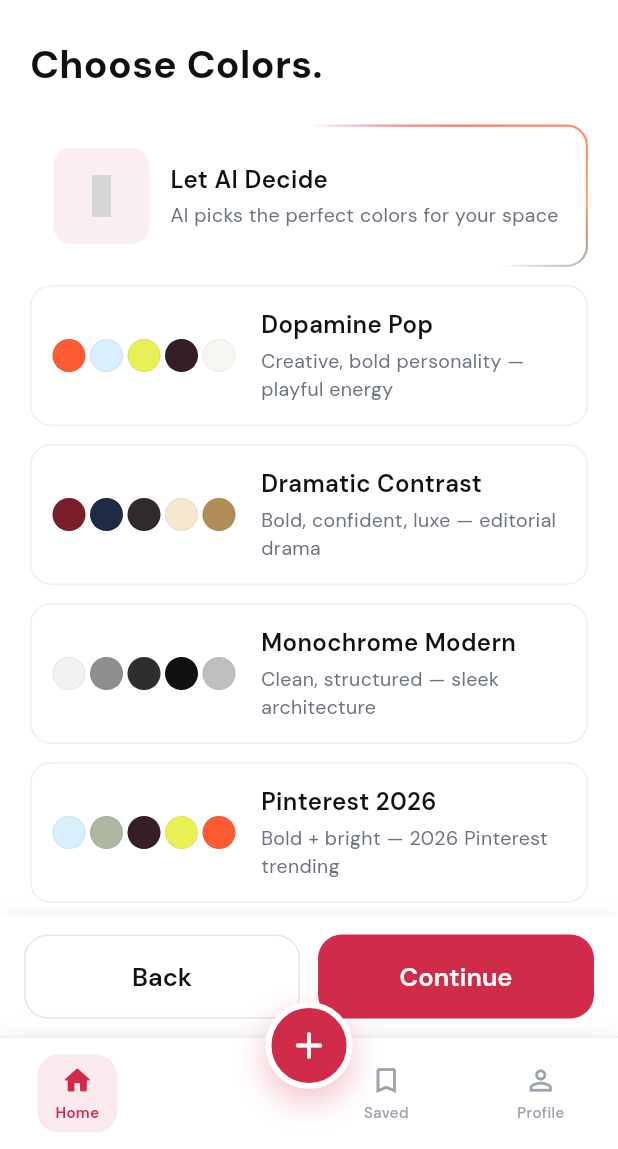
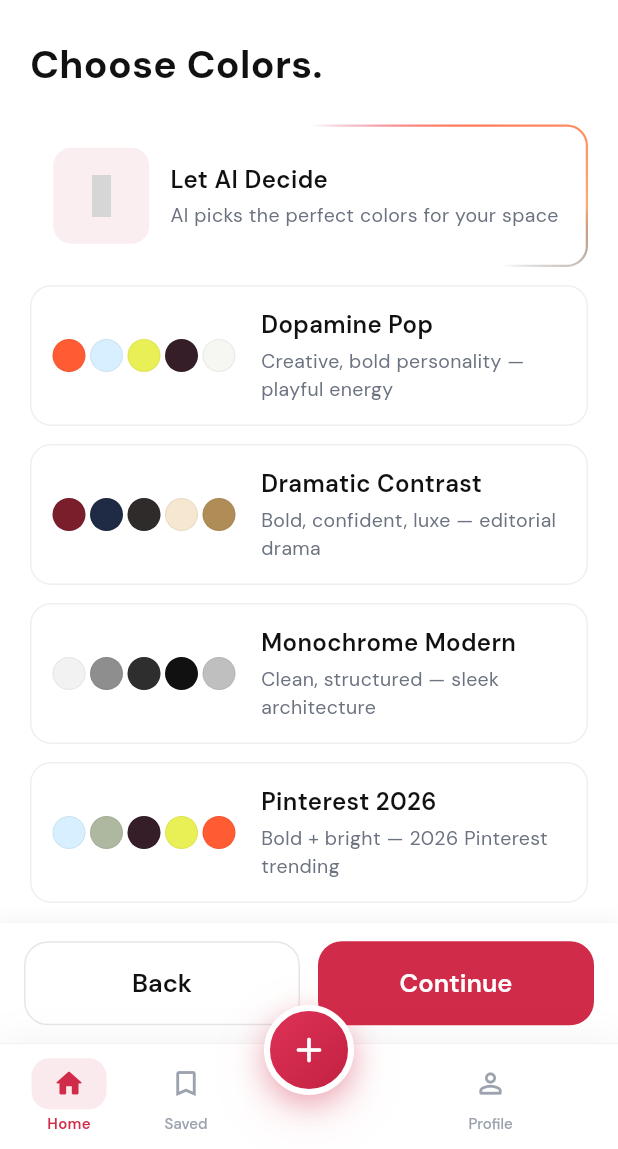
Before and after one commit to Alyfish/spacestest-v0-mvp, a Flutter app: the ColorPaletteSelectionScreen screen opened directly, on a phone screen of 412 x 824 dp, the part 87-1236 px from its top. Run offline on Flutter 3.47's test engine with Material 3 defaults, Android fonts, the phone set to English and light mode, and no system bars; our stand-ins replace firebase_analytics, firebase_core, firebase_crashlytics, firebase_messaging, flutter_secure_storage, google_fonts and 8 more; missing offline and left inert: purchases_flutter, purchases_ui_flutter; accounts and stored records are empty; generated files the repository leaves out were written again; network calls fail; grey boxes are pictures that could not be loaded.

Commit message:
fix: delete account crash, crisp logo, refined nav bar
- Wrap sb.auth.admin.delete_user in try-except so delete-account
  endpoint no longer returns 500 on auth service errors
- Replace blurry logo.png with text "Spaces." (red dot accent)
- Redesign bottom nav: centered floating CTA, Home/Saved left,
  Profile right, gradient FAB with layered shadows
- Add .dart-defines.* to gitignore (contains API keys)

Co-Authored-By: Claude Opus 4.6 <noreply@anthropic.com>

```diff
--- a/ios-frontend/lib/screens/home_screen.dart
+++ b/ios-frontend/lib/screens/home_screen.dart
@@ -280,8 +280,24 @@ class _HomeScreenState extends State<HomeScreen> {
       padding: const EdgeInsets.fromLTRB(20, 16, 20, 0),
       child: Row(
         children: [
-          // Spaces. logo
-          Image.asset('assets/logo/logo.png', height: 32),
+          Text(
+            'Spaces',
+            style: AppTheme.dmSans(
+              fontSize: 24,
+              fontWeight: FontWeight.w700,
+              color: AppTheme.textPrimary,
+              letterSpacing: -0.5,
+            ),
+          ),
+          Text(
+            '.',
+            style: AppTheme.dmSans(
+              fontSize: 24,
+              fontWeight: FontWeight.w700,
+              color: AppTheme.primaryColor,
+              letterSpacing: -0.5,
+            ),
+          ),
         ],
       ),
     );
--- a/ios-frontend/lib/widgets/app_bottom_nav_bar.dart
+++ b/ios-frontend/lib/widgets/app_bottom_nav_bar.dart
@@ -1,11 +1,12 @@
 import 'package:flutter/material.dart';
 import '../theme.dart';
 
-/// Reusable bottom navigation with center quick-action CTA.
-/// - Home (index 0)
-/// - Plus CTA (center)
-/// - Saved (index 1)
-/// - Profile (index 2)
+/// Refined bottom navigation with center floating CTA.
+///
+/// Layout: [Home] [Saved]  (+)  [Profile]
+///
+/// The CTA button floats above the bar as the primary action.
+/// Nav items are distributed with the CTA as the visual anchor.
 class AppBottomNavBar extends StatelessWidget {
   final int selectedIndex;
   final Function(int) onItemTapped;
@@ -24,89 +25,112 @@ class AppBottomNavBar extends StatelessWidget {
       decoration: BoxDecoration(
         color: AppTheme.surfaceColor,
         border: const Border(
-          top: BorderSide(
-            color: AppTheme.dividerColor,
-            width: 1,
-          ),
+          top: BorderSide(color: AppTheme.dividerColor, width: 0.5),
         ),
         boxShadow: [
           BoxShadow(
-            color: Colors.black.withValues(alpha: 0.06),
-            blurRadius: 12,
-            offset: const Offset(0, -2),
+            color: Colors.black.withValues(alpha: 0.04),
+            blurRadius: 20,
+            offset: const Offset(0, -4),
           ),
         ],
       ),
       child: SafeArea(
         top: false,
         child: SizedBox(
-          height: 74,
+          height: 70,
           child: Stack(
             clipBehavior: Clip.none,
-            alignment: Alignment.topCenter,
             children: [
+              // Nav items row — symmetric around center
               Row(
                 children: [
+                  // Left side: Home + Saved
                   Expanded(
-                    child: _buildNavItem(
+                    child: Row(
+                      mainAxisAlignment: MainAxisAlignment.spaceEvenly,
+                      children: [
+                        _buildNavItem(
                           context: context,
                           index: 0,
                           icon: Icons.home_outlined,
                           selectedIcon: Icons.home_rounded,
                           label: 'Home',
                         ),
-                  ),
-                  const Expanded(child: SizedBox()),
-                  Expanded(
-                    child: _buildNavItem(
+                        _buildNavItem(
                           context: context,
                           index: 1,
                           icon: Icons.bookmark_outline,
-                      selectedIcon: Icons.bookmark,
+                          selectedIcon: Icons.bookmark_rounded,
                           label: 'Saved',
                         ),
+                      ],
                     ),
+                  ),
+                  // Center gap for FAB
+                  const SizedBox(width: 72),
+                  // Right side: Profile
                   Expanded(
-                    child: _buildNavItem(
+                    child: Row(
+                      mainAxisAlignment: MainAxisAlignment.spaceEvenly,
+                      children: [
+                        _buildNavItem(
                           context: context,
                           index: 2,
-                      icon: Icons.person_outline,
-                      selectedIcon: Icons.person,
+                          icon: Icons.person_outline_rounded,
+                          selectedIcon: Icons.person_rounded,
                           label: 'Profile',
+                        ),
+                      ],
                     ),
                   ),
                 ],
               ),
+              // Center CTA — floating above the bar
               Positioned(
-                top: -24,
+                top: -26,
+                left: 0,
+                right: 0,
+                child: Center(
                   child: GestureDetector(
-                  onTap: () {
-                    if (onFabPressed != null) {
-                      onFabPressed!();
-                    } else {
-                      onItemTapped(2);
-                    }
-                  },
-                  child: AnimatedContainer(
-                    duration: const Duration(milliseconds: 160),
-                    width: 58,
-                    height: 58,
+                    onTap: onFabPressed ?? () => onItemTapped(0),
+                    child: Container(
+                      width: 60,
+                      height: 60,
                       decoration: BoxDecoration(
-                      color: AppTheme.primaryColor,
+                        gradient: const LinearGradient(
+                          begin: Alignment.topLeft,
+                          end: Alignment.bottomRight,
+                          colors: [
+                            Color(0xFFE03358),
+                            Color(0xFFC02040),
+                          ],
+                        ),
                         shape: BoxShape.circle,
-                      border: Border.all(color: Colors.white, width: 4),
+                        border: Border.all(
+                          color: Colors.white,
+                          width: 4,
+                        ),
                         boxShadow: [
                           BoxShadow(
-                          color: AppTheme.primaryColor.withValues(alpha: 0.30),
-                          blurRadius: 18,
-                          offset: const Offset(0, 8),
+                            color: AppTheme.primaryColor.withValues(alpha: 0.35),
+                            blurRadius: 16,
+                            spreadRadius: 0,
+                            offset: const Offset(0, 6),
+                          ),
+                          BoxShadow(
+                            color: AppTheme.primaryColor.withValues(alpha: 0.12),
+                            blurRadius: 32,
+                            spreadRadius: 0,
+                            offset: const Offset(0, 12),
                           ),
                         ],
                       ),
                       child: const Icon(
                         Icons.add_rounded,
                         color: Colors.white,
-                      size: 30,
+                        size: 28,
+                      ),
                     ),
                   ),
                 ),
@@ -127,42 +151,47 @@ class AppBottomNavBar extends StatelessWidget {
   }) {
     final isSelected = selectedIndex == index;
 
-    return InkWell(
+    return GestureDetector(
       onTap: () => onItemTapped(index),
-      splashColor: Colors.transparent,
-      highlightColor: Colors.transparent,
-      child: Center(
-        child: AnimatedContainer(
-          duration: const Duration(milliseconds: 180),
-          curve: Curves.easeOut,
-          padding: const EdgeInsets.symmetric(horizontal: 12, vertical: 6),
+      behavior: HitTestBehavior.opaque,
+      child: SizedBox(
+        width: 64,
+        child: Column(
+          mainAxisAlignment: MainAxisAlignment.center,
+          children: [
+            AnimatedContainer(
+              duration: const Duration(milliseconds: 200),
+              curve: Curves.easeOutCubic,
+              padding: const EdgeInsets.symmetric(horizontal: 14, vertical: 6),
               decoration: BoxDecoration(
                 color: isSelected
                     ? AppTheme.primaryColor.withValues(alpha: 0.10)
                     : Colors.transparent,
-            borderRadius: BorderRadius.circular(14),
+                borderRadius: BorderRadius.circular(12),
               ),
-          child: Column(
-            mainAxisSize: MainAxisSize.min,
-            children: [
-              Icon(
+              child: Icon(
                 isSelected ? selectedIcon : icon,
-                color: isSelected ? AppTheme.primaryColor : AppTheme.textTertiary,
+                color: isSelected
+                    ? AppTheme.primaryColor
+                    : AppTheme.textTertiary,
                 size: 22,
               ),
-              const SizedBox(height: 3),
+            ),
+            const SizedBox(height: 2),
             Text(
               label,
               style: AppTheme.dmSans(
                 fontSize: 10,
                 fontWeight: isSelected ? FontWeight.w600 : FontWeight.w500,
-                  color: isSelected ? AppTheme.primaryColor : AppTheme.textTertiary,
+                color: isSelected
+                    ? AppTheme.primaryColor
+                    : AppTheme.textTertiary,
+                letterSpacing: isSelected ? 0.2 : 0,
               ),
             ),
           ],
         ),
       ),
-      ),
     );
   }
 }
```
Also changed, not shown: 2 other files. Lines whose indentation alone changed are shown as unchanged.
